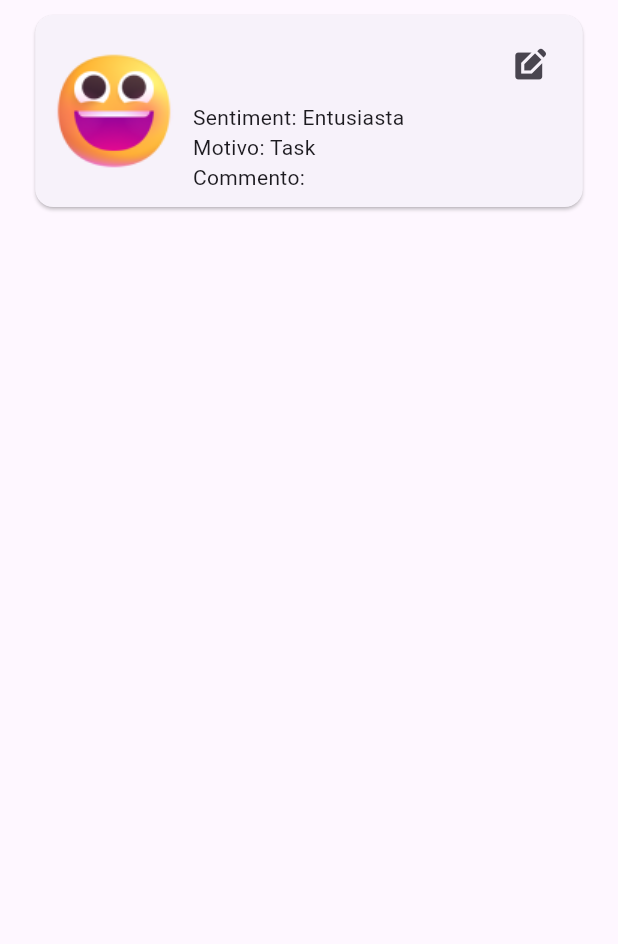
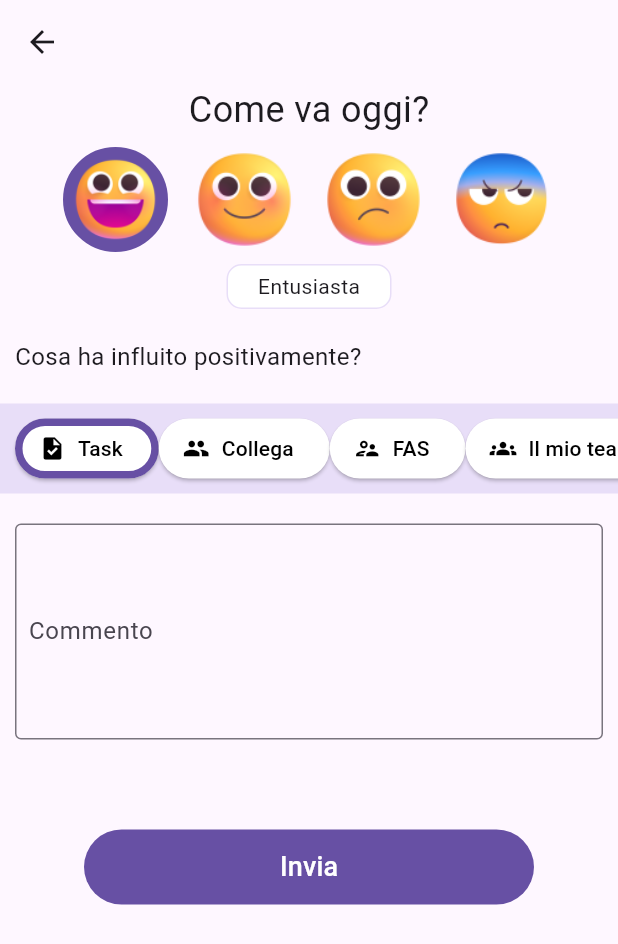
Before and after one commit to aurorasancetta/progetto-stage-aurora, a Flutter app: the Review widget shown alone on an empty page, opened directly with empty values, after a tap on the "edit square" icon, on a phone screen of 412 x 824 dp. Shown: the top 944 px of the screen. Run offline on Flutter 3.47's test engine with Material 3 defaults, Android fonts, the phone set to English and light mode, and no system bars; our stand-ins replace google_fonts.

Commit message:
Add files via upload
- Rename files
- Aggiunta possibilità di modificare sentiment
- cambiato modalità collegamento widget/screens

```diff
--- a/codice/lib/models/sentiment.dart
+++ b/codice/lib/models/sentiment.dart
@@ -1,7 +1,7 @@
 import 'package:flutter/material.dart';
 import 'package:intl/intl.dart';
 
-final formatter = DateFormat.yMd().add_jm();
+final formatter = DateFormat.yMd();
 
 enum Type { entusiasta, soddisfatto, insoddisfatto, frustrato }
 
--- /dev/null
+++ b/codice/lib/screens/choice.dart
@@ -0,0 +1,228 @@
+import 'package:flutter/material.dart';
+import 'package:happy_at_work/models/sentiment.dart';
+
+class ChoiceScreen extends StatefulWidget {
+  const ChoiceScreen(this.pressedC, this.sentiment, {super.key});
+
+  final int pressedC;
+  final Sentiment? sentiment;
+
+  @override
+  State<ChoiceScreen> createState() => _ChoiceScreenState();
+}
+
+class _ChoiceScreenState extends State<ChoiceScreen> {
+  var _indexC = 999;
+  var _indexR = 999;
+  var _isPressedI = false;
+  var _sentC = ' ';
+  var _why = ' ';
+  var _enteredComment = '';
+  final _date = DateTime.now();
+  Sentiment? newSent;
+
+  Sentiment _saveItem() {
+    newSent = Sentiment(
+      type: Type.values[_indexC - 1],
+      reason: Reason.values[_indexR - 1],
+      comment: _enteredComment,
+      date: _date,
+    );
+    return newSent!;
+  }
+
+  @override
+  void initState() {
+    _indexC = widget.pressedC;
+    if (widget.sentiment != null) {
+      if (widget.sentiment!.reason != null) {
+        _indexR = widget.sentiment!.reason!.index + 1;
+      }
+      if (widget.sentiment!.comment != null) {
+        _enteredComment = widget.sentiment!.comment!;
+      }
+    }
+    super.initState();
+  }
+
+  @override
+  Widget build(BuildContext context) {
+    if (_indexC == 1) {
+      _sentC = typeName[Type.entusiasta]!;
+      _why = 'Cosa ha influito positivamente?';
+    } else if (_indexC == 2) {
+      _sentC = typeName[Type.soddisfatto]!;
+      _why = 'Cosa ha influito positivamente?';
+    } else if (_indexC == 3) {
+      _sentC = typeName[Type.insoddisfatto]!;
+      _why = 'Cosa ha influito negativamente?';
+    } else if (_indexC == 4) {
+      _sentC = typeName[Type.frustrato]!;
+      _why = 'Cosa ha influito negativmente?';
+    }
+
+    return Scaffold(
+      backgroundColor: Theme.of(context).colorScheme.surface,
+      appBar: AppBar(),
+      body: SingleChildScrollView(
+        child: Column(
+          mainAxisAlignment: MainAxisAlignment.spaceEvenly,
+          children: [
+            const Text(
+              'Come va oggi?',
+              style: TextStyle(
+                fontSize: 24,
+              ),
+            ),
+            // opzioni di sentiment
+            Row(
+              mainAxisAlignment: MainAxisAlignment.center,
+              children: [
+                for (var value in Type.values)
+                  IconButton(
+                    onPressed: () {
+                      setState(() {
+                        _indexC = (value.index + 1);
+                      });
+                    },
+                    icon: _indexC == value.index + 1
+                        ? Container(
+                            height: 70,
+                            width: 70,
+                            decoration: BoxDecoration(
+                              color: Theme.of(context).colorScheme.primary,
+                              shape: BoxShape.circle,
+                              border: Border.all(
+                                width: 5,
+                                color: Theme.of(context).colorScheme.primary,
+                              ),
+                            ),
+                            child: Image.asset(typeImage[value]!),
+                          )
+                        : SizedBox(
+                            height: 70,
+                            width: 70,
+                            child: Image.asset(typeImage[value]!)),
+                  ),
+              ],
+            ),
+            Container(
+              alignment: Alignment.center,
+              height: 30,
+              width: 110,
+              decoration: BoxDecoration(
+                  borderRadius: BorderRadius.circular(10),
+                  border: Border.all(
+                      color: Theme.of(context).colorScheme.secondaryContainer),
+                  color: Theme.of(context).colorScheme.onPrimary),
+              child: Text(_sentC),
+            ),
+            const SizedBox(height: 20),
+            // motivazioni sentiment
+            Row(
+              mainAxisAlignment: MainAxisAlignment.start,
+              children: [
+                const SizedBox(width: 10),
+                Text(
+                  _why,
+                  style: const TextStyle(fontSize: 16),
+                ),
+              ],
+            ),
+            const SizedBox(height: 20),
+            Container(
+              height: 60,
+              decoration: BoxDecoration(
+                  color: Theme.of(context).colorScheme.secondaryContainer),
+              child: ListView(
+                padding:
+                    const EdgeInsets.symmetric(horizontal: 10, vertical: 10),
+                scrollDirection: Axis.horizontal,
+                children: [
+                  for (var value in Reason.values)
+                    ElevatedButton.icon(
+                      onPressed: () {
+                        setState(() {
+                          _indexR = (value.index + 1);
+                        });
+                      },
+                      label: Text(
+                        reasonName[value]!,
+                        style: const TextStyle(color: Colors.black),
+                      ),
+                      icon: Icon(reasonIcons[value]!),
+                      style: ButtonStyle(
+                        backgroundColor: WidgetStatePropertyAll(
+                            Theme.of(context).colorScheme.onPrimary),
+                        iconColor: const WidgetStatePropertyAll(Colors.black),
+                        shape: _indexR == value.index + 1
+                            ? WidgetStatePropertyAll(
+                                RoundedRectangleBorder(
+                                  borderRadius: BorderRadius.circular(20),
+                                  side: BorderSide(
+                                    color:
+                                        Theme.of(context).colorScheme.primary,
+                                    width: 5,
+                                  ),
+                                ),
+                              )
+                            : WidgetStatePropertyAll(
+                                RoundedRectangleBorder(
+                                  borderRadius: BorderRadius.circular(20),
+                                ),
+                              ),
+                      ),
+                    ),
+                ],
+              ),
+            ),
+            const SizedBox(height: 20),
+            // commento
+            Container(
+              padding: const EdgeInsets.symmetric(horizontal: 10),
+              child: TextField(
+                controller: TextEditingController(text: _enteredComment),
+                decoration: const InputDecoration(
+                  contentPadding:
+                      EdgeInsets.symmetric(vertical: 60, horizontal: 5),
+                  border: OutlineInputBorder(),
+                  hintText: 'Commento',
+                ),
+                maxLines: null,
+                onChanged: (value) => _enteredComment = value,
+              ),
+            ),
+            const SizedBox(height: 60),
+            // invia
+            Row(
+              mainAxisAlignment: MainAxisAlignment.center,
+              children: [
+                SizedBox(
+                  width: 300,
+                  height: 50,
+                  child: FilledButton(
+                    onPressed: () {
+                      setState(() {
+                        _isPressedI = true;
+                        _saveItem();
+                      });
+                      final data = {
+                        'isPressedI': _isPressedI,
+                        'newSent': newSent
+                      };
+                      Navigator.of(context).pop(data);
+                    },
+                    child: const Text(
+                      'Invia',
+                      style: TextStyle(fontSize: 18),
+                    ),
+                  ),
+                ),
+              ],
+            )
+          ],
+        ),
+      ),
+    );
+  }
+}
--- a/codice/lib/widgets/review.dart
+++ b/codice/lib/widgets/review.dart
@@ -1,5 +1,6 @@
 import 'package:flutter/material.dart';
 import 'package:happy_at_work/models/sentiment.dart';
+import 'package:happy_at_work/screens/choice.dart';
 
 class Review extends StatefulWidget {
   const Review(this.newSentiment, {super.key});
@@ -13,10 +14,27 @@ class Review extends StatefulWidget {
 }
 
 class _ReviewState extends State<Review> {
+  Sentiment? newSentiment;
+
+  void _modSent() async {
+    final data = await Navigator.of(context).push(MaterialPageRoute(
+      builder: (ctx) =>
+          ChoiceScreen(newSentiment!.type.index + 1, newSentiment),
+    ));
+    var newSent = data['newSent'];
+    setState(() {
+      newSentiment = newSent;
+    });
+  }
+
+  @override
+  void initState() {
+    newSentiment = widget.newSentiment;
+    super.initState();
+  }
+
   @override
   Widget build(BuildContext context) {
-    Sentiment _newSentiment = widget.newSentiment;
-
     return Column(
       children: [
         Row(
@@ -31,7 +49,7 @@ class _ReviewState extends State<Review> {
                     Column(
                       mainAxisAlignment: MainAxisAlignment.center,
                       children: [
-                        Image.asset(typeImage[_newSentiment.type]!),
+                        Image.asset(typeImage[newSentiment!.type]!),
                       ],
                     ),
                     const SizedBox(width: 10),
@@ -42,17 +60,19 @@ class _ReviewState extends State<Review> {
                           children: [
                             const SizedBox(width: 200),
                             IconButton(
-                              onPressed: () {},
+                              onPressed: () {
+                                _modSent();
+                              },
                               icon: const Icon(Icons.edit_square),
                             ),
                           ],
                         ),
-                        Text('Sentiment: ${typeName[_newSentiment.type]!}'),
-                        Text('Motivo: ${reasonName[_newSentiment.reason]!}'),
-                        if (_newSentiment.comment != null)
+                        Text('Sentiment: ${typeName[newSentiment!.type]!}'),
+                        Text('Motivo: ${reasonName[newSentiment!.reason]!}'),
+                        if (newSentiment!.comment != null)
                           SizedBox(
                             width: 250,
-                            child: Text('Commento: ${_newSentiment.comment!}'),
+                            child: Text('Commento: ${newSentiment!.comment}'),
                           ),
                       ],
                     ),
```
Also changed, not shown: codice/lib/screens/sentiment.dart (+5 -18 lines), codice/lib/widgets/start.dart (added, +83 -0 lines).
